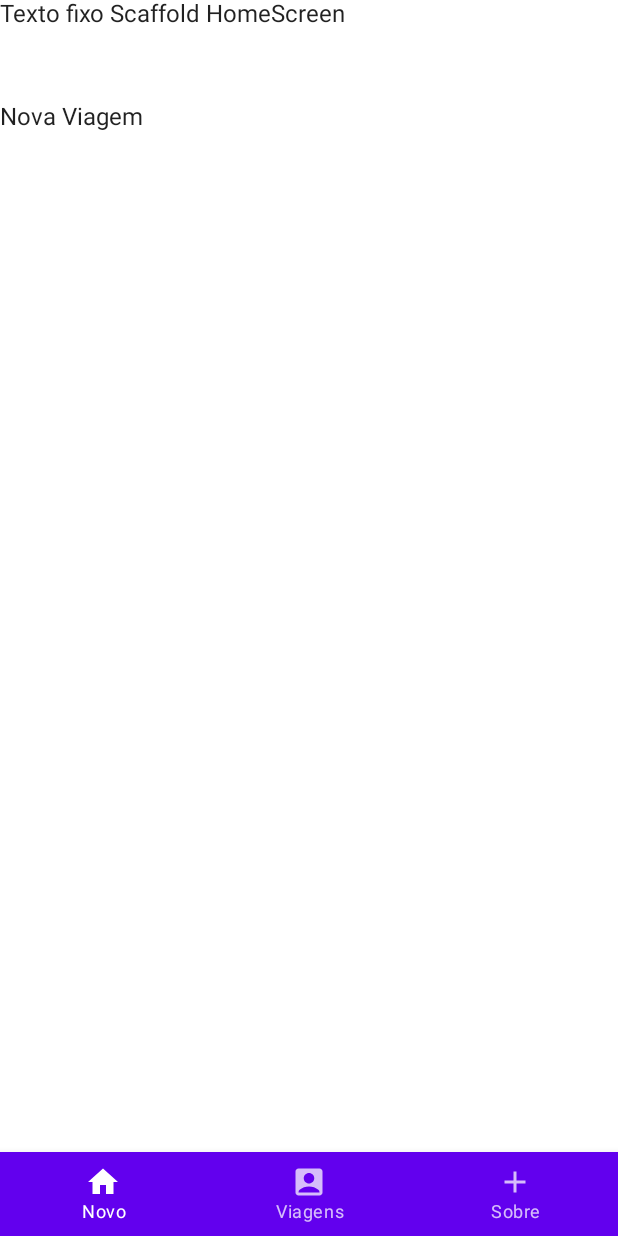
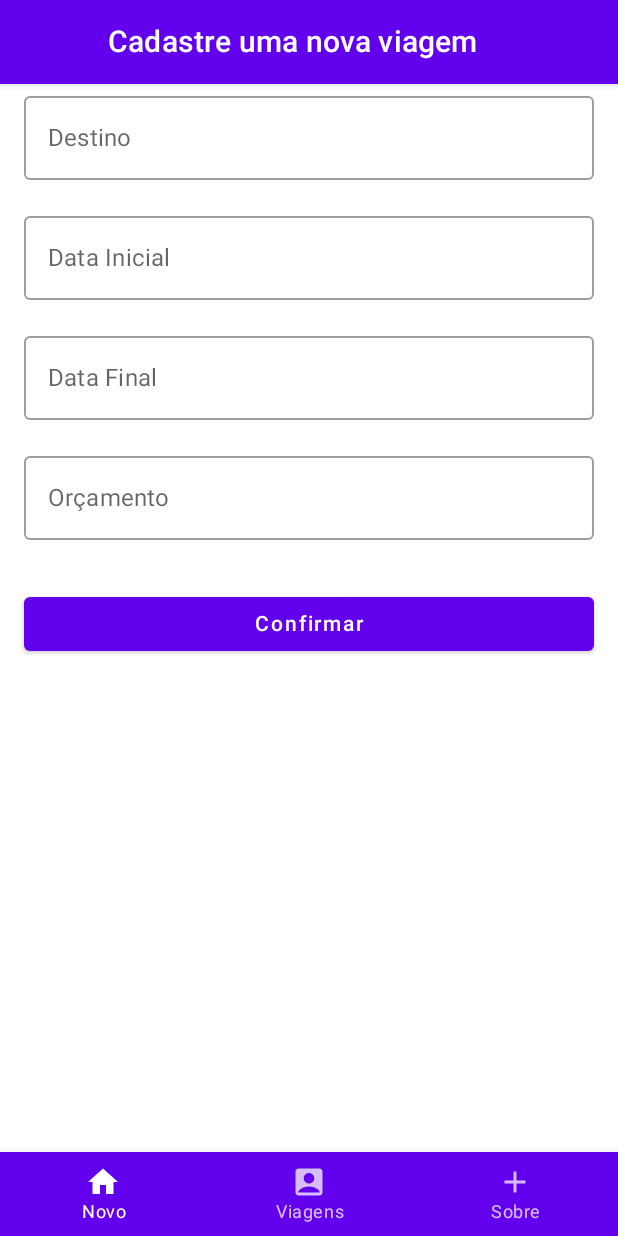
Before and after one commit to mlKelvin/AndroidAppFinal, an Android app built with Jetpack Compose: the HomeScreen screen opened through its navigation route, on a phone screen of 412 x 824 dp. Run offline under Robolectric (Android 15) with nearby library versions, the phone set to English and light mode, and no system bars; our stand-ins replace Room's generated code.

Commit message:
registro viagem feito

```diff
--- a/app/src/main/java/com/example/appfinal/HomeScreen.kt
+++ b/app/src/main/java/com/example/appfinal/HomeScreen.kt
@@ -61,8 +61,8 @@ fun HomeScreen() {
         }
     ){
         Column() {
-            Text(text = "Texto fixo Scaffold HomeScreen")
-            Spacer(modifier = Modifier.height(50.dp))
+            //Text(text = "Texto fixo Scaffold HomeScreen")
+            //Spacer(modifier = Modifier.height(50.dp))
 
             NavHost(navController = navController,
                 startDestination = "novo",
--- a/app/src/main/java/com/example/appfinal/LoginScreen.kt
+++ b/app/src/main/java/com/example/appfinal/LoginScreen.kt
@@ -38,9 +38,6 @@ fun LoginScreen(onNavigateHome: () -> Unit,
             verticalArrangement = Arrangement.Center,
             horizontalAlignment = Alignment.CenterHorizontally
     ) {
-        var usuario by remember { mutableStateOf("") }
-        var senha by remember { mutableStateOf("") }
-
         Image( //imagem
             painter = painterResource(id = R.drawable.viagpng),
             contentDescription = "",
@@ -50,14 +47,14 @@ fun LoginScreen(onNavigateHome: () -> Unit,
         Spacer(modifier = Modifier.height(10.dp))
 
         OutlinedTextField( //campo usuário
-            value = usuario,
-            onValueChange = { usuario = it },
+            value = viewModel.name,
+            onValueChange = { viewModel.name = it },
             label = { Text("Usuário") },
             keyboardOptions = KeyboardOptions(imeAction = ImeAction.Next),
         )
         OutlinedTextField( //campo senha
-            value = senha,
-            onValueChange = { senha = it },
+            value = viewModel.password,
+            onValueChange = { viewModel.password = it },
             label = { Text("Senha") },
             keyboardOptions = KeyboardOptions(imeAction = ImeAction.Next),
             visualTransformation = PasswordVisualTransformation(),
--- a/app/src/main/java/com/example/appfinal/NovoScreen.kt
+++ b/app/src/main/java/com/example/appfinal/NovoScreen.kt
@@ -1,22 +1,93 @@
 package com.example.appfinal
 
+import android.annotation.SuppressLint
+import android.app.Application
+import android.content.Context
+import android.view.inputmethod.InputMethodManager
 import androidx.compose.foundation.layout.*
 import androidx.compose.foundation.text.KeyboardOptions
-import androidx.compose.material.Button
-import androidx.compose.material.ButtonDefaults
-import androidx.compose.material.OutlinedTextField
-import androidx.compose.material.Text
+import androidx.compose.material.*
 import androidx.compose.runtime.*
+import androidx.compose.ui.Alignment
 import androidx.compose.ui.Modifier
 import androidx.compose.ui.graphics.Color
+import androidx.compose.ui.platform.LocalContext
 import androidx.compose.ui.text.input.ImeAction
+import androidx.compose.ui.text.input.KeyboardType
 import androidx.compose.ui.text.input.PasswordVisualTransformation
 import androidx.compose.ui.unit.dp
+import androidx.core.content.ContextCompat.getSystemService
+import androidx.lifecycle.viewmodel.compose.viewModel
 import androidx.navigation.compose.rememberNavController
+import com.example.appfinal.viewModel.LoginScreenViewModel
+import com.example.appfinal.viewModel.LoginScreenViewModelFactory
+import com.example.appfinal.viewModel.RegisterNewViagemViewModel
+import com.example.appfinal.viewModel.RegisterNewViagemViewModelFactory
 
+@SuppressLint("UnusedMaterialScaffoldPaddingParameter")
 @Composable
-fun TelaNovo(){
-    Column() {
-        Text(text = "Nova Viagem")
+fun TelaNovo() {
+    val application = LocalContext.current.applicationContext as Application
+    val viewModel: RegisterNewViagemViewModel = viewModel(
+        factory = RegisterNewViagemViewModelFactory(application)
+    )
+    Scaffold(
+        topBar = {
+            TopAppBar(
+                title = { Text(text = "Cadastre uma nova viagem") },
+                navigationIcon = {
+                }
+            )
+        }
+    ) {
+        Column(
+            modifier = Modifier
+                .fillMaxSize()
+                .padding(horizontal = 16.dp),
+            horizontalAlignment = Alignment.CenterHorizontally,
+            verticalArrangement = Arrangement.spacedBy(16.dp)
+        ) {
+            OutlinedTextField(
+                value = viewModel.destino,
+                onValueChange = { viewModel.destino = it },
+                label = { Text("Destino") },
+                modifier = Modifier.fillMaxWidth()
+            )
+
+            OutlinedTextField(
+                value = viewModel.dataInicio,
+                onValueChange = { viewModel.dataInicio = it },
+                label = { Text("Data Inicial") },
+                modifier = Modifier.fillMaxWidth()
+            )
+
+            OutlinedTextField(
+                value = viewModel.dataFim,
+                onValueChange = { viewModel.dataFim = it },
+                label = { Text("Data Final") },
+                modifier = Modifier.fillMaxWidth()
+            )
+
+            OutlinedTextField(
+                value = viewModel.orcamento,
+                onValueChange = { viewModel.orcamento = it },
+                label = { Text("Orçamento") },
+                keyboardOptions = KeyboardOptions(
+                    keyboardType = KeyboardType.Number,
+                ),
+                modifier = Modifier.fillMaxWidth()
+            )
+
+            Button(
+                onClick = {
+                    viewModel.registrar()
+                },
+                modifier = Modifier
+                    .padding(top = 16.dp)
+                    .fillMaxWidth()
+            ) {
+                Text(text = "Confirmar")
+            }
+        }
     }
 }
--- /dev/null
+++ b/app/src/main/java/com/example/appfinal/dao/ViagemDao.kt
@@ -0,0 +1,29 @@
+package com.example.appfinal.dao
+
+import androidx.lifecycle.LiveData
+import androidx.room.Dao
+import androidx.room.Delete
+import androidx.room.Insert
+import androidx.room.Query
+import androidx.room.Update
+import com.example.appfinal.entity.Viagem
+
+@Dao
+interface ViagemDao {
+
+    @Insert
+    suspend fun insert(viagem: Viagem)
+
+    @Update
+    suspend fun update(viagem: Viagem)
+
+    @Delete
+    suspend fun delete(viagem: Viagem)
+
+    @Query("select * from viagem v order by v.destino")
+    suspend fun findAll(): List<Viagem>
+
+    @Query("select * from viagem v where v.destino = :destino")
+        suspend fun findByDestino(destino: String): Viagem?
+
+}
--- a/app/src/main/java/com/example/appfinal/database/AppDatabase.kt
+++ b/app/src/main/java/com/example/appfinal/database/AppDatabase.kt
@@ -1,17 +1,19 @@
 package com.example.appfinal.database
 
 import android.app.Application
-import android.content.Context
 import androidx.room.Database
 import androidx.room.Room
 import androidx.room.RoomDatabase
 import com.example.appfinal.dao.UserDao
+import com.example.appfinal.dao.ViagemDao
 import com.example.appfinal.entity.User
+import com.example.appfinal.entity.Viagem
 
-@Database(entities = [User::class], version = 1)
+@Database(entities = [User::class, Viagem::class], version = 2)
 abstract class AppDatabase : RoomDatabase() {
 
     abstract fun userDao(): UserDao
+    abstract fun viagemDao(): ViagemDao
 
     companion object {
         @Volatile
@@ -20,7 +22,7 @@ abstract class AppDatabase : RoomDatabase() {
             val instance = Room.databaseBuilder(
                 application.applicationContext,
                 AppDatabase ::class.java,
-                "meu-db1"
+                "meu-db2"
             ).build()
             INSTANCE = instance
             instance
--- /dev/null
+++ b/app/src/main/java/com/example/appfinal/entity/Viagem.kt
@@ -0,0 +1,15 @@
+package com.example.appfinal.entity
+
+import androidx.room.Entity
+import androidx.room.PrimaryKey
+
+@Entity //se for mudar nome tabela: @Entity(tableName = "user")
+data class Viagem(
+    @PrimaryKey(autoGenerate = true) val id: Int = 0,
+    val destino: String,
+    val dataInicio: String,
+    val dataFim: String,
+    val orcamento: Float
+) {
+
+}
--- /dev/null
+++ b/app/src/main/java/com/example/appfinal/repository/ViagemRepository.kt
@@ -0,0 +1,20 @@
+package com.example.appfinal.repository
+
+import com.example.appfinal.dao.ViagemDao
+import com.example.appfinal.entity.Viagem
+import kotlinx.coroutines.CoroutineScope
+import kotlinx.coroutines.Dispatchers
+import kotlinx.coroutines.launch
+
+class ViagemRepository(private val viagemDao: ViagemDao) {
+
+    private val coroutine = CoroutineScope(Dispatchers.Main)
+
+    fun addViagem(viagem: Viagem){
+        coroutine.launch(Dispatchers.IO) {
+            viagemDao.insert(viagem)
+        }
+    }
+
+    suspend fun findByDestino(destino:String): Viagem? = viagemDao.findByDestino(destino)
+}
--- /dev/null
+++ b/app/src/main/java/com/example/appfinal/viewModel/RegisterNewViagemViewModel.kt
@@ -0,0 +1,24 @@
+package com.example.appfinal.viewModel
+
+import androidx.compose.runtime.*
+import androidx.lifecycle.ViewModel
+import androidx.lifecycle.viewModelScope
+import com.example.appfinal.entity.User
+import com.example.appfinal.entity.Viagem
+import com.example.appfinal.repository.UserRepository
+import com.example.appfinal.repository.ViagemRepository
+import kotlinx.coroutines.launch
+
+class RegisterNewViagemViewModel(private val viagemRepository: ViagemRepository): ViewModel() {
+
+    var destino by mutableStateOf("")
+    var dataInicio by mutableStateOf("")
+    var dataFim by mutableStateOf("")
+    var orcamento by mutableStateOf("")
+
+    fun registrar() {
+        val orcamentoFloat = orcamento.toFloatOrNull() ?: 0.0f
+        val newViagem = Viagem(destino = destino, dataInicio = dataInicio, dataFim = dataFim, orcamento = orcamentoFloat)
+        viagemRepository.addViagem(newViagem)
+    }
+}
--- /dev/null
+++ b/app/src/main/java/com/example/appfinal/viewModel/RegisterNewViagemViewModelFactory.kt
@@ -0,0 +1,16 @@
+package com.example.appfinal.viewModel
+
+import android.app.Application
+import androidx.lifecycle.ViewModel
+import androidx.lifecycle.ViewModelProvider
+import com.example.appfinal.database.AppDatabase
+import com.example.appfinal.repository.ViagemRepository
+
+class RegisterNewViagemViewModelFactory(val application: Application) : ViewModelProvider.Factory {
+
+    override fun <T : ViewModel> create(modelClass: Class<T>): T {
+        val dao = AppDatabase.getDatabase(application).viagemDao()
+        val viagemRepository = ViagemRepository(dao)
+        return RegisterNewViagemViewModel(viagemRepository) as T
+    }
+}
```
